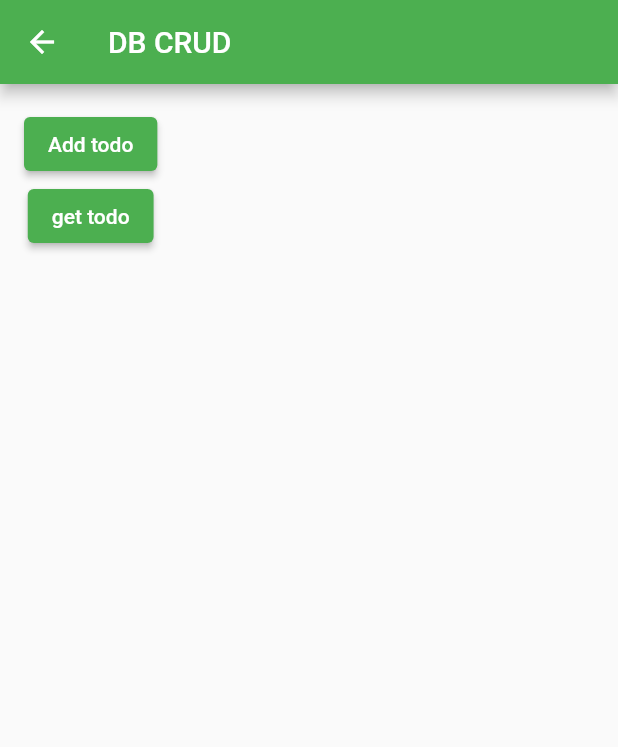
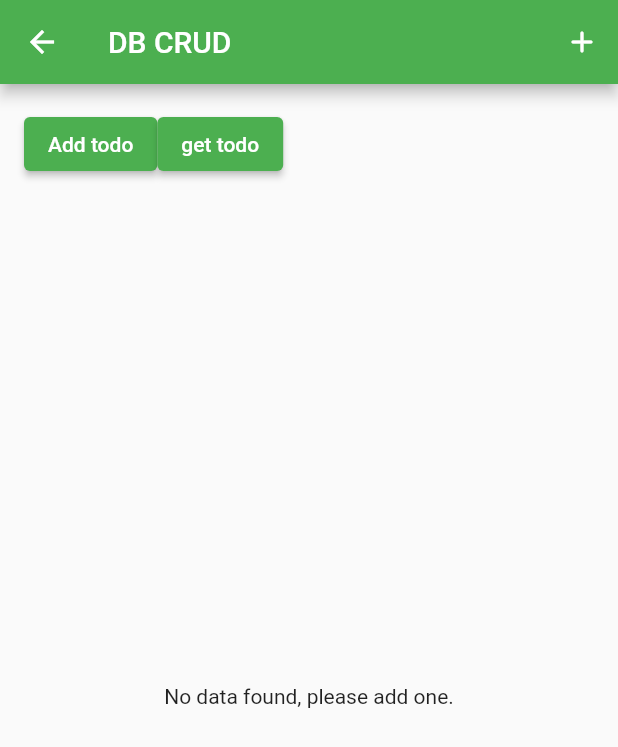
Before and after one commit to Takshaksh/flutter-fundamentals, a Flutter app: the DBScreen screen opened directly, on a phone screen of 412 x 824 dp. Shown: the top 747 px of the screen. Run offline on Flutter 3.47's test engine with Material 2 defaults, Android fonts, the phone set to English and light mode, and no system bars; our stand-ins replace device_info_plus, dio, firebase_core, firebase_messaging, flutter_riverpod, fluttertoast and 5 more; accounts and stored records are empty; generated files the repository leaves out were written again.

Commit message:
db updated

```diff
--- a/lib/db/db_screen.dart
+++ b/lib/db/db_screen.dart
@@ -2,36 +2,83 @@ import 'dart:developer' as dev;
 
 import 'package:first_flutter/db/db_helper.dart';
 import 'package:first_flutter/db/todo_model.dart';
+import 'package:first_flutter/providers/db_provider.dart';
 import 'package:flutter/material.dart';
 import 'package:flutter/widgets.dart';
+import 'package:flutter_riverpod/flutter_riverpod.dart';
+import 'package:fluttertoast/fluttertoast.dart';
+import 'package:go_router/go_router.dart';
 
-class DBScreen extends StatefulWidget{
+class DBScreen extends ConsumerStatefulWidget{
   const DBScreen({super.key});
 
   @override
-  State<DBScreen> createState() => _DBScreenState();
+  ConsumerState<DBScreen> createState() => _DBScreenState();
 }
 
-class _DBScreenState extends State<DBScreen>{
+class _DBScreenState extends ConsumerState<DBScreen>{
 
   final todo = Todo(title: "CRUD in Flutter");
+  final todoTextController = TextEditingController();
+  // late final AsyncValue<List<Todo>> todoAsyncList;
+
 
 
   @override
   void initState() {
-    // TODO: implement initState
+
     super.initState();
   }
 
   @override
   Widget build(BuildContext context) {
+    // final todoAsyncList = ref.read(todoListProvider);
+
     return Scaffold(
       appBar: AppBar(
         title: const Text("DB CRUD"),
+        actions: [
+          IconButton(
+            onPressed: (){
+              showDialog(
+                context: context,
+                builder: (BuildContext context){
+                  return AlertDialog(
+                    title: const Text("Add a tast"),
+                    content: TextField(
+                      maxLines: 2,
+                      controller: todoTextController,
+                    ),
+                    actions: [
+                      TextButton(
+                        onPressed: (){
+                          context.pop(context);
+                        },
+                        child: const Text("Cancel")
+                      ),
+                      TextButton(
+                        onPressed: (){
+                          ref.read(todoListProvider.notifier).addTodo(Todo(title: todoTextController.text));
+                          // DBHelper().insertTodo(Todo(title: todoTextController.text));
+                          Fluttertoast.showToast(msg: "Task added");
+                          context.pop(context);
+                        },
+                        child: const Text("Add")
+                      ),
+                    ],
+                  );
+                }
+              );
+            },
+            icon: const Icon(Icons.add_rounded),
+          ),
+        ],
       ),
       body: Container(
         padding: const EdgeInsets.all(16),
         child: Column(
+          children: [
+            Row(
               children: [
                 ElevatedButton(
                   onPressed: () async {
@@ -40,7 +87,6 @@ class _DBScreenState extends State<DBScreen>{
                   },
                   child: const Text("Add todo"),
                 ),
-
                 ElevatedButton(
                   onPressed: () async {
                     final data = await DBHelper().getTodoList();
@@ -50,6 +96,65 @@ class _DBScreenState extends State<DBScreen>{
                 ),
               ],
             ),
+
+            Consumer(
+              builder: (context, ref, child) {
+                final todoList = ref.watch(todoListProvider);
+
+                if (todoList is AsyncLoading) {
+                  return const Expanded(
+                    child: Center(child: CircularProgressIndicator()),
+                  );
+                } else if (todoList is AsyncError) {
+                  return const Expanded(
+                    child: Center(child: Text("Something went wrong.")),
+                  );
+                }else if(todoList.isEmpty){
+                  return const Expanded(
+                    child: Center(child: Text("No data found, please add one."),),
+                  );
+                } else{
+                  return Expanded(
+                    child: ListView.separated(
+                      itemBuilder: (BuildContext context, int index){
+                        return ListTile(
+                          title: Text(todoList[index].title),
+                        );
+                      },
+                      separatorBuilder: (BuildContext context, int index) => const Divider(),
+                      itemCount: todoList.length
+                    ),
+                  );
+                }
+              },
+            ),
+            /* todoAsyncList.when(
+              data: (List<Todo> data) {
+                if(data.isNotEmpty){
+                  return Expanded(
+                    child: ListView.separated(
+                      itemBuilder: (BuildContext context, int index){
+                        return ListTile(
+                          title: Text(data[index].title),
+                        );
+                      },
+                      separatorBuilder: (BuildContext context, int index) => const Divider(),
+                      itemCount: data.length
+                    ),
+                  );
+                }else{
+                  return const Expanded(
+                    child: Center(child: Text("No data found, please add one."),),
+                  );
+                }
+              },
+              error: (Object error, StackTrace stackTrace) {
+                return const Expanded(child: Center(child: Text("Something went wrong."),));
+              },
+              loading: () => const Expanded(child: Center(child: CircularProgressIndicator()),),
+            )   */
+          ],
+        ),
       ),
     );
   }
--- a/lib/router/app_router.dart
+++ b/lib/router/app_router.dart
@@ -1,5 +1,6 @@
 
 import 'package:first_flutter/db/db_screen.dart';
+import 'package:first_flutter/explorer/explorer_screen.dart';
 import 'package:first_flutter/navigation/nav_screen_2.dart';
 import 'package:first_flutter/storage/storage_screen.dart';
 import 'package:go_router/go_router.dart';
@@ -15,7 +16,8 @@ GoRouter goRouterConfig = GoRouter(
       path: '/',
       // builder: (context, state) => const NavigationScreen(),
       // builder: (context, state) => const StorageScreen(),
-      builder: (context, state) => const DBScreen(),
+      // builder: (context, state) => const DBScreen(),
+      builder: (context, state) => const ExplorerScreen(),
       routes: [
         GoRoute(
           path: 'profile',
```
Also changed, not shown: lib/explorer/explorer_screen.dart (added, +78 -0 lines), lib/providers/db_provider.dart (+25 -0 lines). Lines whose indentation alone changed are shown as unchanged.
